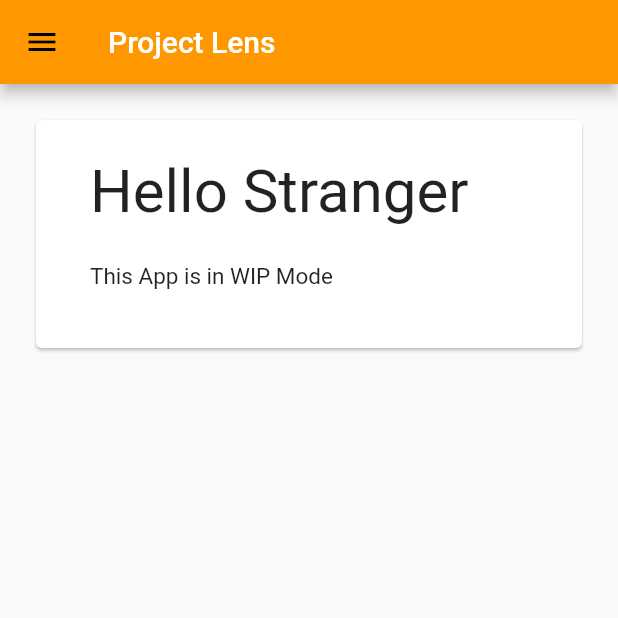
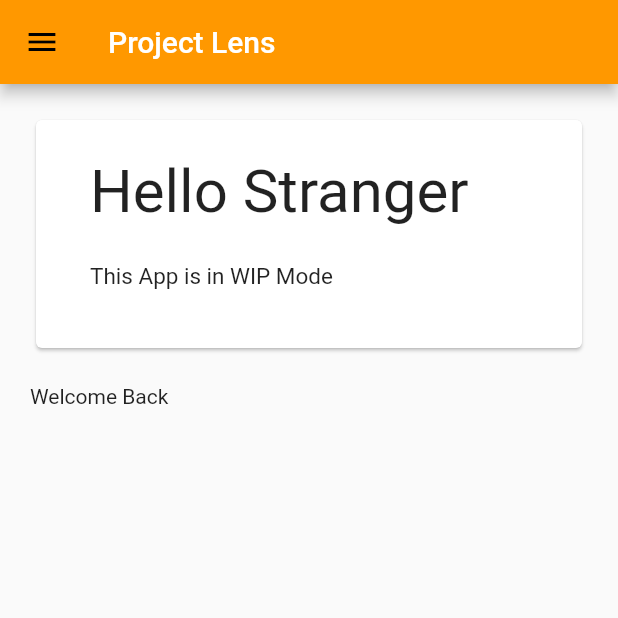
Before and after one commit to RaffaelSchaefer/project_snap, a Flutter app: the screen it shows after launch, on a phone screen of 412 x 824 dp, the top half of it. Run offline on Flutter 3.47's test engine with Material 2 defaults, Android fonts, the phone set to English and light mode, and no system bars.

Commit message:
update 1

```diff
--- a/lib/main.dart
+++ b/lib/main.dart
@@ -108,7 +108,9 @@ class _MyHomePageState extends State<MyHomePage> {
           ],
         ),
       ),
-      body: Container(
+      body: Column(
+        children: [
+          Container(
             height: 200,
             alignment: Alignment.topCenter,
             padding: const EdgeInsets.all(20.0),
@@ -137,6 +139,12 @@ class _MyHomePageState extends State<MyHomePage> {
               ),
             )),
           ),
+          Container(
+              padding: const EdgeInsets.only(left: 20.0),
+              alignment: Alignment.centerLeft,
+              child: Text("Welcome Back"))
+        ],
+      ),
       bottomNavigationBar: new BottomNavigationBar(
           currentIndex: page_index,
           type: BottomNavigationBarType.fixed,
@@ -162,18 +170,6 @@ class _MyHomePageState extends State<MyHomePage> {
           onTap: (index) {
             setState(() {
               page_index = index;
-              switch (index) {
-                case 0:
-                  break;
-                case 1:
-                  break;
-                case 2:
-                  break;
-                case 3:
-                  break;
-                default:
-                  break;
-              }
             });
           }),
     );
```
Lines whose indentation alone changed are shown as unchanged.
